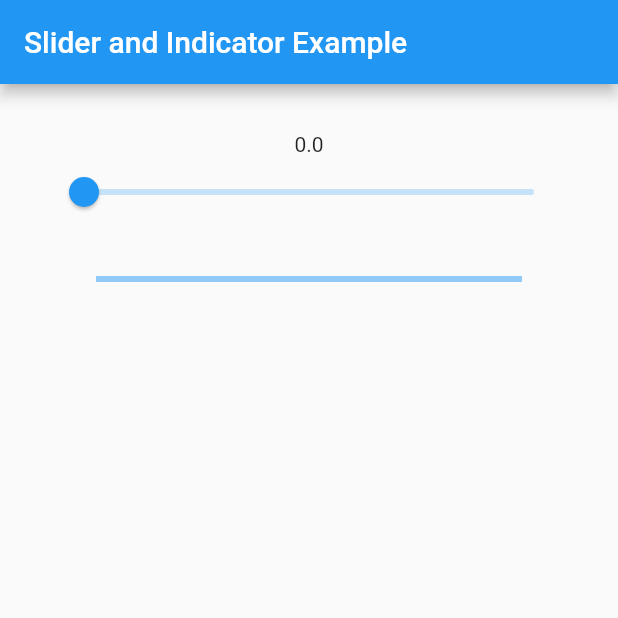
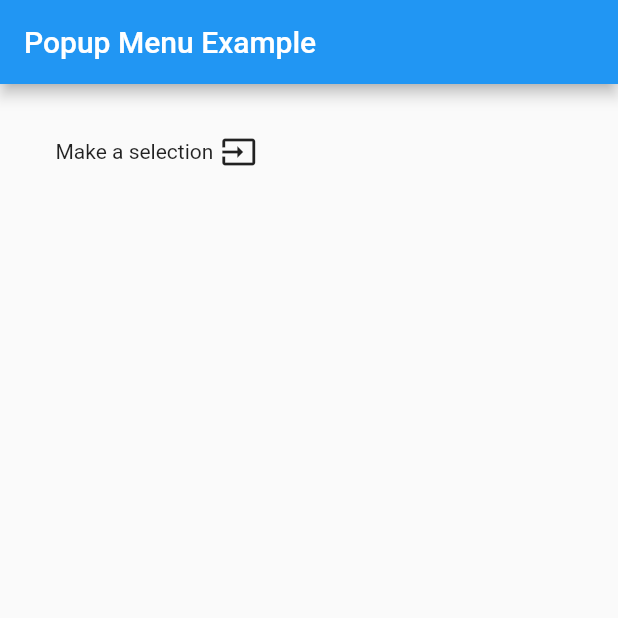
Before and after one commit to uniquedj95/flutter_intermediate_lessons, a Flutter app: the screen it shows after launch, on a phone screen of 412 x 824 dp, the top half of it. Run offline on Flutter 3.47's test engine with Material 2 defaults, Android fonts, the phone set to English and light mode, and no system bars.

Commit message:
pop up menu btn example

```diff
--- a/lesson2_tooltips/lib/main.dart
+++ b/lesson2_tooltips/lib/main.dart
@@ -1,6 +1,7 @@
 import 'package:flutter/material.dart';
-import 'package:lesson2_tooltips/chips_example.dart';
-import 'package:lesson2_tooltips/sliders_indicators_example.dart';
+import 'package:lesson2_tooltips/popup_menu_btn.dart';
+// import 'package:lesson2_tooltips/chips_example.dart';
+// import 'package:lesson2_tooltips/sliders_indicators_example.dart';
 // import 'package:lesson2_tooltips/tooltip_example.dart';
 
 void main() {
@@ -18,7 +19,8 @@ class MyApp extends StatelessWidget {
       ),
       // home: TooltipExample(title: "TOOLTIP EXAMPLE"),
       // home: ChipsExample(title: "Chips Example"),
-      home: SliderIndicatorExample(title: "Slider and Indicator Example"),
+      // home: SliderIndicatorExample(title: "Slider and Indicator Example"),
+      home: PopupMenuBtnExample(title: "Popup Menu Example"),
     );
   }
 }
--- /dev/null
+++ b/lesson2_tooltips/lib/popup_menu_btn.dart
@@ -0,0 +1,70 @@
+import 'package:flutter/material.dart';
+
+class PopupMenuBtnExample extends StatefulWidget {
+  const PopupMenuBtnExample({Key? key, required this.title}) : super(key: key);
+
+  final String title;
+
+  @override
+  _PopupMenuBtnExampleState createState() => _PopupMenuBtnExampleState();
+}
+
+enum Animals { Cat, Dog, Bird, Lizard, Fish }
+
+class _PopupMenuBtnExampleState extends State<PopupMenuBtnExample> {
+  Animals _selected = Animals.Cat;
+  String _value = "Make a selection";
+  List<PopupMenuEntry<Animals>> _items = <PopupMenuEntry<Animals>>[];
+
+  @override
+  void initState() {
+    super.initState();
+    for (Animals animal in Animals.values) {
+      _items.add(PopupMenuItem(
+        child: Text(_getDisplay(animal)),
+        value: animal,
+      ));
+    }
+  }
+
+  void _onSelected(Animals animal) {
+    setState(() {
+      _selected = animal;
+      _value = "You selected ${_getDisplay(animal)}";
+    });
+  }
+
+  String _getDisplay(Animals animal) {
+    int index = animal.toString().indexOf('.');
+
+    index++;
+
+    return animal.toString().substring(index);
+  }
+
+  @override
+  Widget build(BuildContext context) {
+    return Scaffold(
+      appBar: AppBar(title: Text(widget.title)),
+      body: Container(
+        padding: const EdgeInsets.all(32.0),
+        child: Row(
+          children: <Widget>[
+            Container(
+              padding: EdgeInsets.all(5.0),
+              child: Text(_value),
+            ),
+            PopupMenuButton<Animals>(
+              child: Icon(Icons.input),
+              initialValue: Animals.Cat,
+              onSelected: _onSelected,
+              itemBuilder: (BuildContext context) {
+                return _items;
+              },
+            )
+          ],
+        ),
+      ),
+    );
+  }
+}
```
